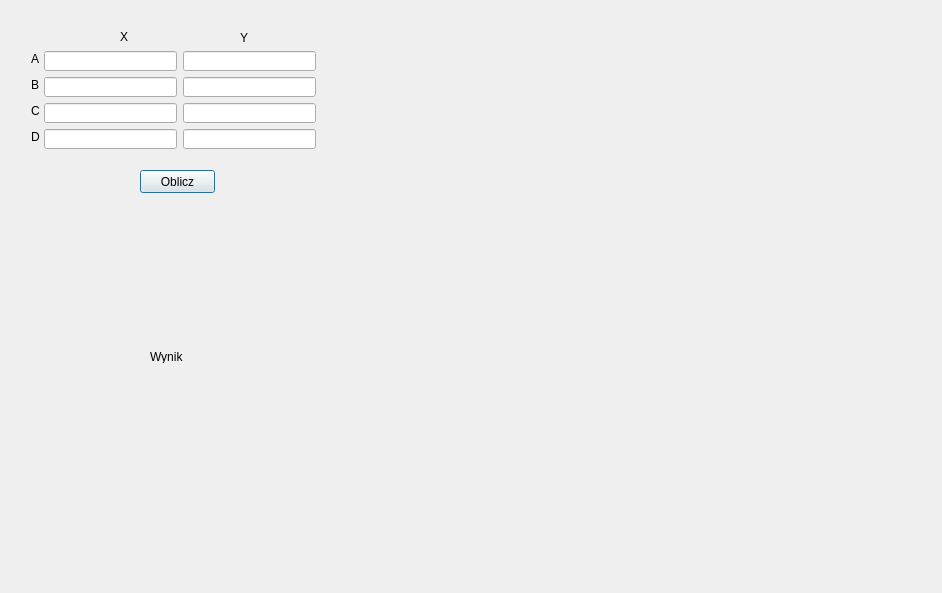
MaksGut/Projekt1_Maksymilian_Gut, file Projekt1.ui: the form before one commit.
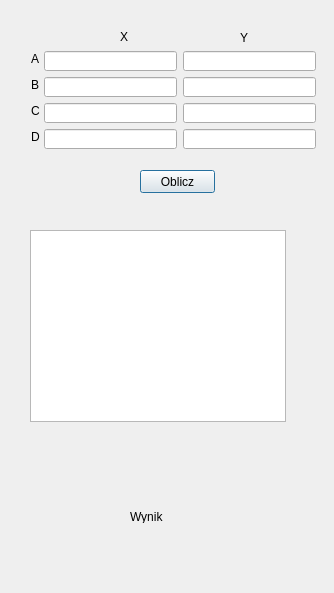
The form after the commit.

What changed in the file:
```diff
--- a/Projekt1.ui
+++ b/Projekt1.ui
@@ -6,7 +6,7 @@
    <rect>
     <x>0</x>
     <y>0</y>
-    <width>942</width>
+    <width>334</width>
     <height>593</height>
    </rect>
   </property>
@@ -187,8 +187,8 @@
   <widget class="QLabel" name="labelWynik">
    <property name="geometry">
     <rect>
-     <x>150</x>
-     <y>350</y>
+     <x>130</x>
+     <y>510</y>
      <width>47</width>
      <height>13</height>
     </rect>
@@ -197,6 +197,16 @@
     <string>Wynik</string>
    </property>
   </widget>
+  <widget class="QGraphicsView" name="graphicsView">
+   <property name="geometry">
+    <rect>
+     <x>30</x>
+     <y>230</y>
+     <width>256</width>
+     <height>192</height>
+    </rect>
+   </property>
+  </widget>
  </widget>
  <resources/>
  <connections/>
```
